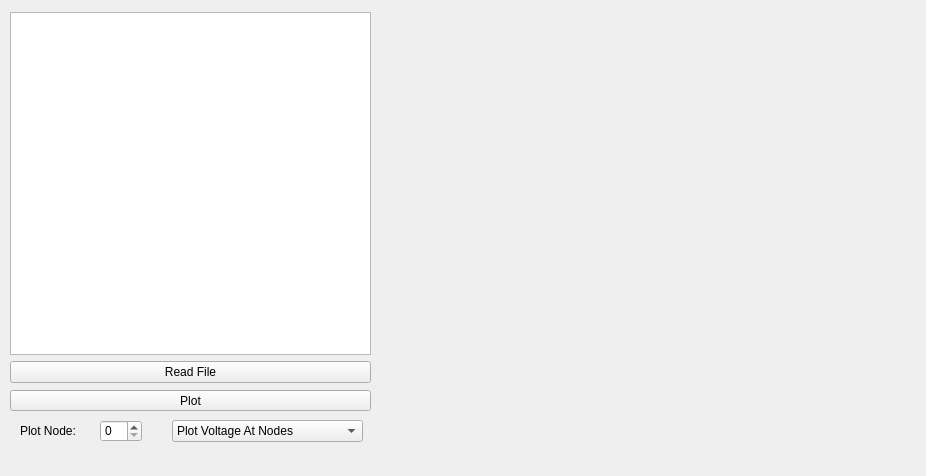
Qt form mainwindow.ui (Sam-R-Taylor/ELEC40006-DESIGN-PROJECT-2020) before a commit.
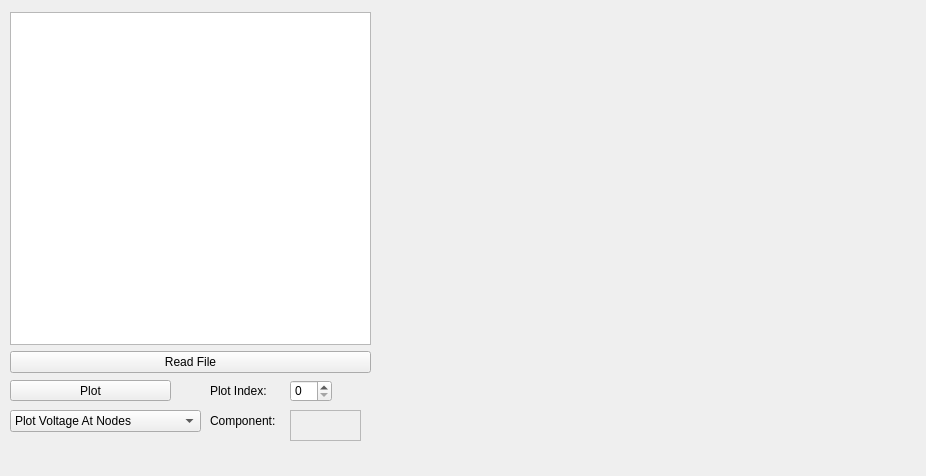
The same form after that commit. Custom widgets are drawn as their Qt base class.

Commit message: Added component current measuring

Diff of the .ui file:
```diff
--- a/mainwindow.ui
+++ b/mainwindow.ui
@@ -40,8 +40,8 @@
     <property name="geometry">
      <rect>
       <x>10</x>
-      <y>390</y>
-      <width>361</width>
+      <y>380</y>
+      <width>161</width>
       <height>21</height>
      </rect>
     </property>
@@ -55,7 +55,7 @@
       <x>10</x>
       <y>12</y>
       <width>361</width>
-      <height>371</height>
+      <height>361</height>
      </rect>
     </property>
     <layout class="QVBoxLayout" name="verticalLayout">
@@ -78,8 +78,8 @@
    <widget class="QSpinBox" name="spinBox">
     <property name="geometry">
      <rect>
-      <x>100</x>
-      <y>420</y>
+      <x>290</x>
+      <y>380</y>
       <width>42</width>
       <height>22</height>
      </rect>
@@ -88,8 +88,8 @@
    <widget class="QComboBox" name="comboBox">
     <property name="geometry">
      <rect>
-      <x>172</x>
-      <y>420</y>
+      <x>10</x>
+      <y>410</y>
       <width>191</width>
       <height>22</height>
      </rect>
@@ -108,14 +108,40 @@
    <widget class="QLabel" name="label">
     <property name="geometry">
      <rect>
-      <x>20</x>
-      <y>420</y>
+      <x>210</x>
+      <y>380</y>
       <width>71</width>
       <height>21</height>
      </rect>
     </property>
     <property name="text">
-     <string>Plot Node:</string>
+     <string>Plot Index:</string>
+    </property>
+   </widget>
+   <widget class="QLabel" name="label_2">
+    <property name="geometry">
+     <rect>
+      <x>210</x>
+      <y>410</y>
+      <width>81</width>
+      <height>21</height>
+     </rect>
+    </property>
+    <property name="text">
+     <string>Component:</string>
+    </property>
+   </widget>
+   <widget class="QPlainTextEdit" name="plainTextEdit">
+    <property name="enabled">
+     <bool>false</bool>
+    </property>
+    <property name="geometry">
+     <rect>
+      <x>290</x>
+      <y>410</y>
+      <width>71</width>
+      <height>31</height>
+     </rect>
     </property>
    </widget>
   </widget>
```
The commit also changes 3 other files.
